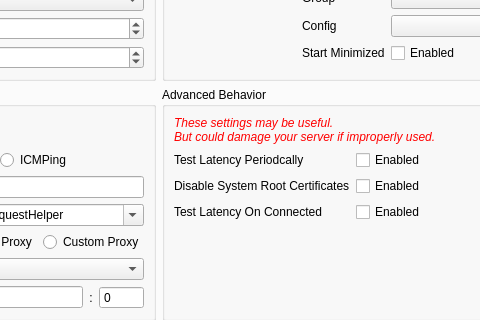
The window that src/ui/widgets/windows/w_PreferencesWindow.ui (Qv2ray/Qv2ray) describes before a commit, drawn with Qt 5; both pictures show x 302 to 782 and y 192 to 512 of the 921 by 699 pixel window.
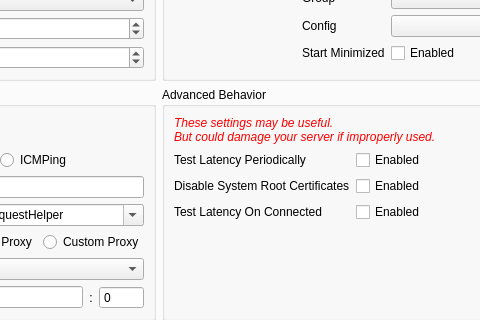
The same window after the commit. Icons and pictures are not drawn.

```diff
--- a/src/ui/widgets/windows/w_PreferencesWindow.ui
+++ b/src/ui/widgets/windows/w_PreferencesWindow.ui
@@ -605,7 +605,7 @@
             <item row="1" column="0">
              <widget class="QLabel" name="label_83">
               <property name="text">
-               <string>Test Latency Periodcally</string>
+               <string>Test Latency Periodically</string>
               </property>
               <property name="textFormat">
                <enum>Qt::PlainText</enum>
```
Left out of the diff: 2 changed lines with no effect on the pictures.
